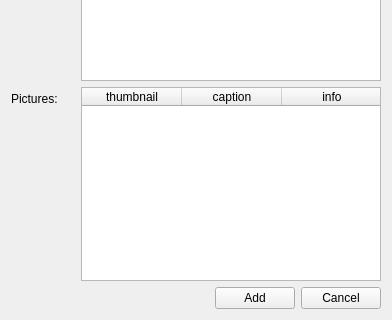
The window that qt/apps/configurator/forms/category_add.ui (Wolframe/qtClient) describes before a commit, drawn with Qt 5; both pictures show x 0 to 392 and y 153 to 473 of the 392 by 473 pixel window.
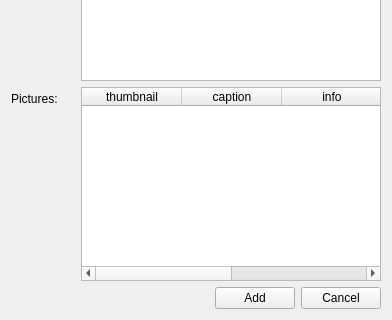
The same window after the commit.

Commit message: broke more things in qtclient added horizontal scrolling if needed in configurator ui

What changed in the file:
```diff
--- a/qt/apps/configurator/forms/category_add.ui
+++ b/qt/apps/configurator/forms/category_add.ui
@@ -54,7 +54,7 @@
    <item row="2" column="1">
     <widget class="QTableWidget" name="picture">
      <property name="horizontalScrollBarPolicy">
-      <enum>Qt::ScrollBarAlwaysOff</enum>
+      <enum>Qt::ScrollBarAsNeeded</enum>
      </property>
      <property name="alternatingRowColors">
       <bool>true</bool>
```
The commit also changes 7 other files.
